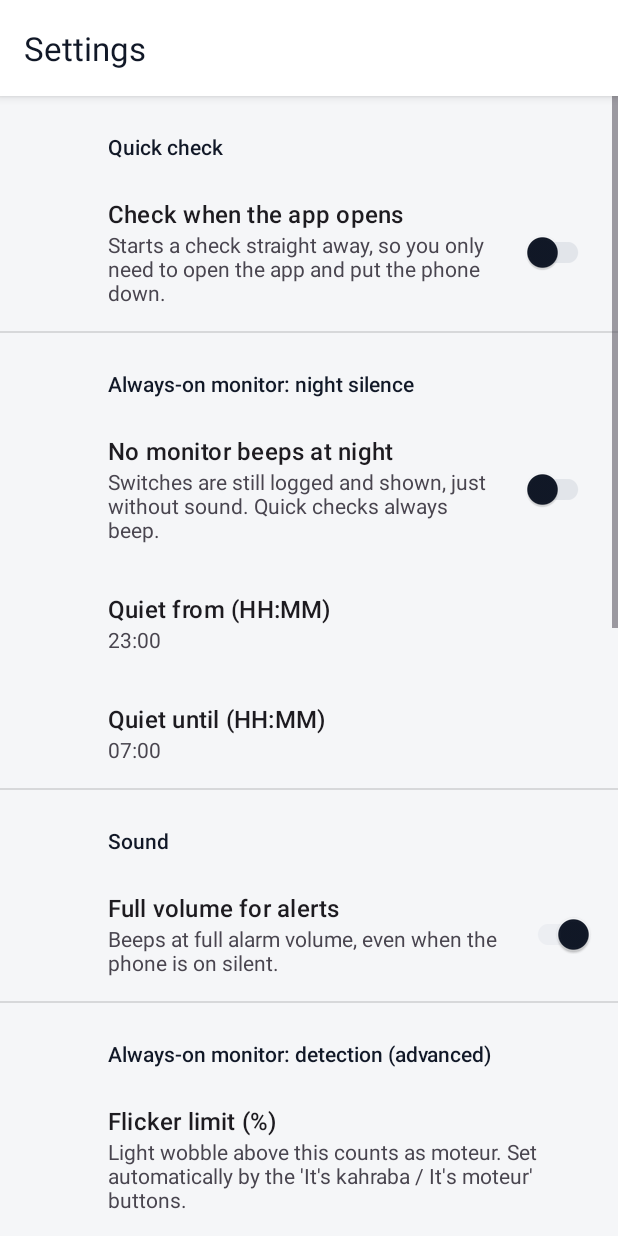
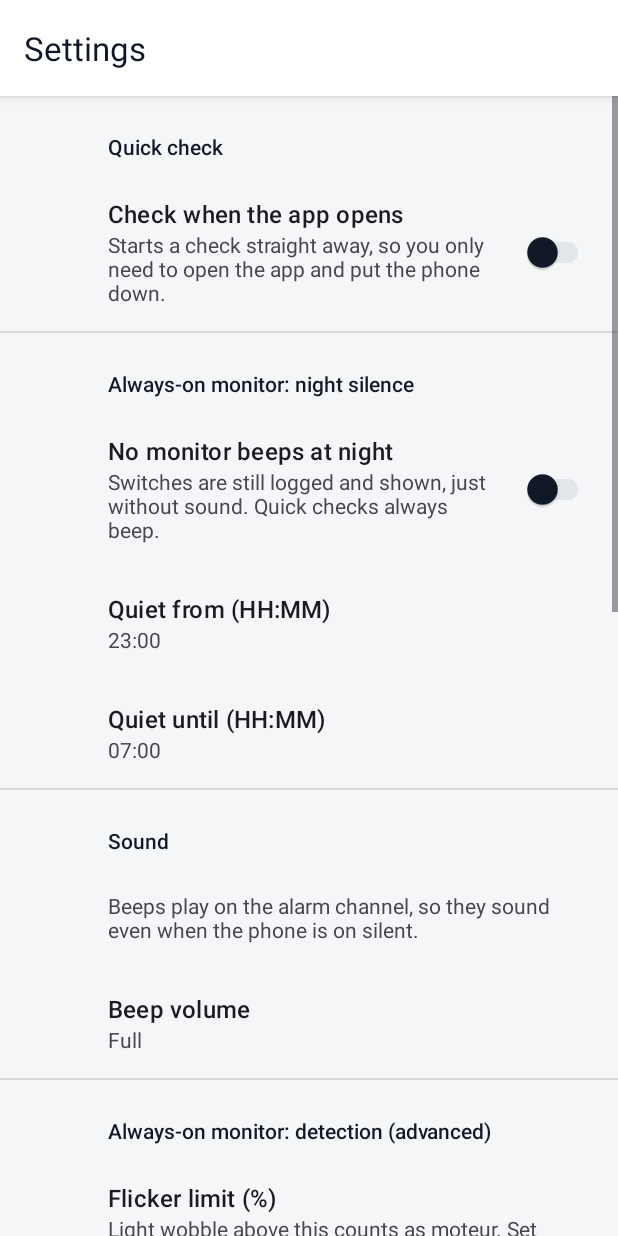
Before and after one commit to btpe831/Kahraba, an Android app: the MainActivity screen opened directly, with no data from a screen before it, after a tap on "Settings", on a phone screen of 412 x 824 dp. Run offline under Robolectric (Android 15) with nearby library versions, the phone set to English and light mode, and no system bars; our stand-ins replace androidx.preference.

Commit message:
Beep volume setting; clearer monitor status when off
- Settings: beep volume Low / Medium / Full (30/60/100% of the alarm
  channel), replacing the full-volume switch.
- Monitor off: shows 'Off' instead of the last known source, which could
  be hours out of date. Stopping forgets the source (logged as
  'Monitoring stopped'); after starting it shows 'Not sure yet' until the
  light or the user settles it.

Co-Authored-By: Claude Opus 5.5 <noreply@anthropic.com>
Claude-Session: https://claude.ai/code/session_01PtKZYC5E2QmJcQQHCUJn71

```diff
--- a/app/src/main/java/com/karaba/power/HelpActivity.kt
+++ b/app/src/main/java/com/karaba/power/HelpActivity.kt
@@ -100,7 +100,8 @@ class HelpActivity : AppCompatActivity() {
                 • Plug the phone into a <b>wall socket</b> (not a UPS) and leave it face-up under a halogen light. The screen can be off.
                 • A power cut is seen through the charger and means the moteur took over.
                 • When the light has been steady for 2 minutes, it says Kahraba is back.
-                • Every switch is logged with its time, and it beeps on each change. Night silence is in Settings.
+                • Every switch is logged with its time, and it beeps on each change. Night silence and beep volume are in Settings.
+                • When the monitor is off it shows “Off”. After you start it, it shows “Not sure yet” until it can tell (a few minutes), or until you tap “It's kahraba” / “It's moteur”.
                 • Tap “It's kahraba” or “It's moteur” when you're sure, so it learns your setup.
                 • Unplugging the phone yourself looks like a power cut.
             """,
--- a/app/src/main/java/com/karaba/power/Prefs.kt
+++ b/app/src/main/java/com/karaba/power/Prefs.kt
@@ -15,7 +15,7 @@ object Prefs {
     const val QUIET_ENABLED = "quiet_enabled"
     const val QUIET_START = "quiet_start"
     const val QUIET_END = "quiet_end"
-    const val FORCE_VOLUME = "force_volume"
+    const val BEEP_VOLUME = "beep_volume"
     const val AUTO_CHECK = "auto_check"
     const val HELP_SEEN = "help_seen"
 
@@ -40,7 +40,12 @@ object Prefs {
         moteurOnFlickerAlone = sp(ctx).getBoolean(MOTEUR_ON_FLICKER, false),
     )
 
-    fun forceVolume(ctx: Context) = sp(ctx).getBoolean(FORCE_VOLUME, true)
+    /** Beep loudness as a share of the alarm channel's maximum: low, medium or full. */
+    fun beepVolume(ctx: Context): Double = when (sp(ctx).getString(BEEP_VOLUME, "full")) {
+        "low" -> 0.3
+        "medium" -> 0.6
+        else -> 1.0
+    }
 
     fun autoCheck(ctx: Context) = sp(ctx).getBoolean(AUTO_CHECK, false)
 
--- a/app/src/main/res/layout/activity_monitor.xml
+++ b/app/src/main/res/layout/activity_monitor.xml
@@ -24,6 +24,7 @@
             android:paddingBottom="24dp">
 
             <TextView
+                android:id="@+id/stateLabel"
                 android:layout_width="wrap_content"
                 android:layout_height="wrap_content"
                 android:alpha="0.85"
--- /dev/null
+++ b/app/src/main/res/values/arrays.xml
@@ -0,0 +1,13 @@
+<?xml version="1.0" encoding="utf-8"?>
+<resources>
+    <string-array name="volume_names">
+        <item>Low</item>
+        <item>Medium</item>
+        <item>Full</item>
+    </string-array>
+    <string-array name="volume_values">
+        <item>low</item>
+        <item>medium</item>
+        <item>full</item>
+    </string-array>
+</resources>
--- a/app/src/main/res/xml/preferences.xml
+++ b/app/src/main/res/xml/preferences.xml
@@ -31,11 +31,17 @@
     </PreferenceCategory>
 
     <PreferenceCategory app:title="Sound">
-        <SwitchPreferenceCompat
-            app:key="force_volume"
-            app:defaultValue="true"
-            app:title="Full volume for alerts"
-            app:summary="Beeps at full alarm volume, even when the phone is on silent." />
+        <Preference
+            app:key="sound_note"
+            app:selectable="false"
+            app:summary="Beeps play on the alarm channel, so they sound even when the phone is on silent." />
+        <ListPreference
+            app:key="beep_volume"
+            app:defaultValue="full"
+            app:entries="@array/volume_names"
+            app:entryValues="@array/volume_values"
+            app:title="Beep volume"
+            app:useSimpleSummaryProvider="true" />
     </PreferenceCategory>
 
     <PreferenceCategory app:title="Always-on monitor: detection (advanced)">
```
Also changed, not shown: app/src/main/java/com/karaba/power/Beeper.kt (+4 -3 lines), app/src/main/java/com/karaba/power/MainActivity.kt (+6 -2 lines), app/src/main/java/com/karaba/power/MonitorActivity.kt (+25 -8 lines), app/src/main/java/com/karaba/power/MonitorService.kt (+6 -1 lines).
